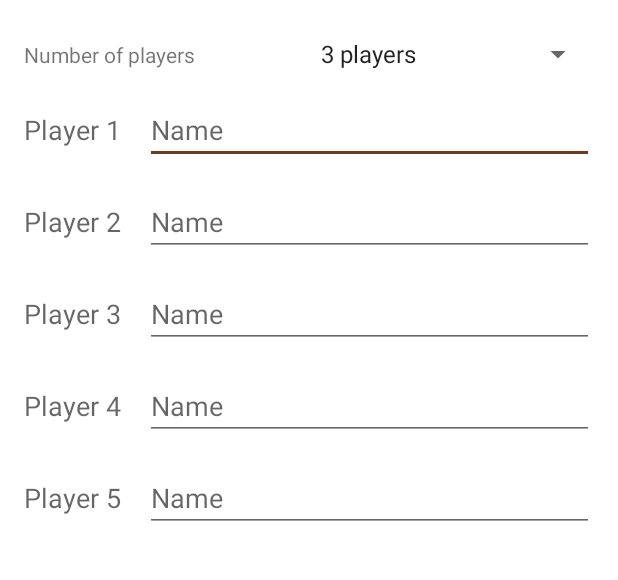
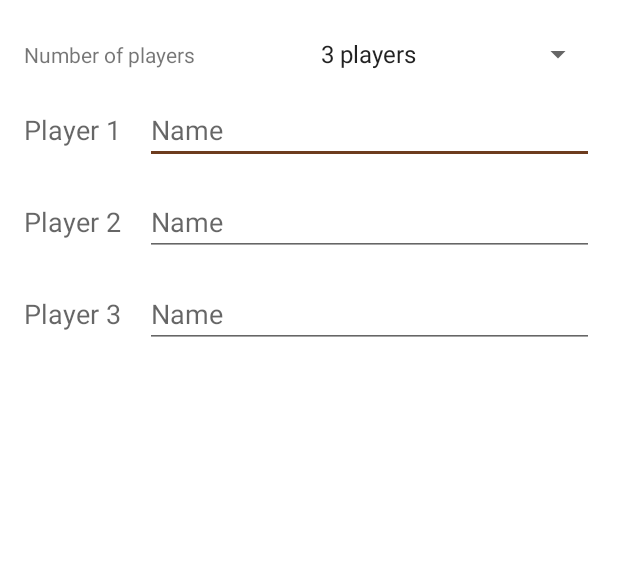
Before and after one commit to aarshinkov/TheSheriff, an Android app: the screen it shows after launch (MainActivity), on a phone screen of 412 x 824 dp, the part 290-870 px from its top. Run offline under Robolectric (Android 15) with nearby library versions, the phone set to English and light mode, and no system bars.

Commit message:
Dynamic add of fields

```diff
--- a/app/src/main/java/com/aarshinkov/mobile/thesheriff/MainActivity.java
+++ b/app/src/main/java/com/aarshinkov/mobile/thesheriff/MainActivity.java
@@ -7,7 +7,9 @@ import android.util.Log;
 import android.view.View;
 import android.widget.AdapterView;
 import android.widget.ArrayAdapter;
+import android.widget.EditText;
 import android.widget.Spinner;
+import android.widget.TextView;
 import android.widget.Toast;
 
 public class MainActivity extends AppCompatActivity {
@@ -29,16 +31,32 @@ public class MainActivity extends AppCompatActivity {
 
             @Override
             public void onItemSelected(AdapterView<?> parent, View view, int position, long id) {
+                TextView tvPlayerFour = findViewById(R.id.tvPlayerFour);
+                EditText etPlayerFour = findViewById(R.id.etPlayerFour);
+                TextView tvPlayerFive = findViewById(R.id.tvPlayerFive);
+                EditText etPlayerFive = findViewById(R.id.etPlayerFive);
 
                 if (position == 1) {
                     // 4 players
-
+                    tvPlayerFour.setVisibility(View.VISIBLE);
+                    etPlayerFour.setVisibility(View.VISIBLE);
+                    tvPlayerFive.setVisibility(View.INVISIBLE);
+                    etPlayerFive.setVisibility(View.INVISIBLE);
+                    etPlayerFive.setText("");
                 } else if (position == 2) {
                     // 5 players
-
+                    tvPlayerFour  .setVisibility(View.VISIBLE);
+                    etPlayerFour.setVisibility(View.VISIBLE);
+                    tvPlayerFive.setVisibility(View.VISIBLE);
+                    etPlayerFive.setVisibility(View.VISIBLE);
                 } else {
                     // 3 players (default)
-
+                    tvPlayerFour.setVisibility(View.INVISIBLE);
+                    etPlayerFour.setVisibility(View.INVISIBLE);
+                    etPlayerFour.setText("");
+                    tvPlayerFive.setVisibility(View.INVISIBLE);
+                    etPlayerFive.setVisibility(View.INVISIBLE);
+                    etPlayerFive.setText("");
                 }
             }
 
--- a/app/src/main/res/layout/activity_main.xml
+++ b/app/src/main/res/layout/activity_main.xml
@@ -186,6 +186,7 @@
             android:gravity="center_vertical"
             android:text="@string/players_four"
             android:textAppearance="@style/TextAppearance.AppCompat.Medium"
+            android:visibility="invisible"
             app:layout_constraintBottom_toBottomOf="@id/barrierPlayerFour"
             app:layout_constraintStart_toStartOf="@+id/leftGuideline"
             app:layout_constraintTop_toBottomOf="@+id/tvPlayerThree" />
@@ -200,6 +201,7 @@
             android:ems="10"
             android:hint="@string/players_name"
             android:inputType="textPersonName"
+            android:visibility="invisible"
             app:layout_constraintEnd_toStartOf="@+id/rightGuideline"
             app:layout_constraintStart_toEndOf="@+id/tvPlayerFour"
             app:layout_constraintTop_toBottomOf="@+id/etPlayerThree" />
@@ -220,6 +222,7 @@
             android:gravity="center_vertical"
             android:text="@string/players_five"
             android:textAppearance="@style/TextAppearance.AppCompat.Medium"
+            android:visibility="invisible"
             app:layout_constraintBottom_toBottomOf="parent"
             app:layout_constraintStart_toStartOf="@+id/leftGuideline"
             app:layout_constraintTop_toBottomOf="@+id/tvPlayerFour" />
@@ -234,6 +237,7 @@
             android:ems="10"
             android:hint="@string/players_name"
             android:inputType="textPersonName"
+            android:visibility="invisible"
             app:layout_constraintEnd_toStartOf="@+id/rightGuideline"
             app:layout_constraintStart_toEndOf="@+id/tvPlayerFive"
             app:layout_constraintTop_toBottomOf="@+id/etPlayerFour" />
```
